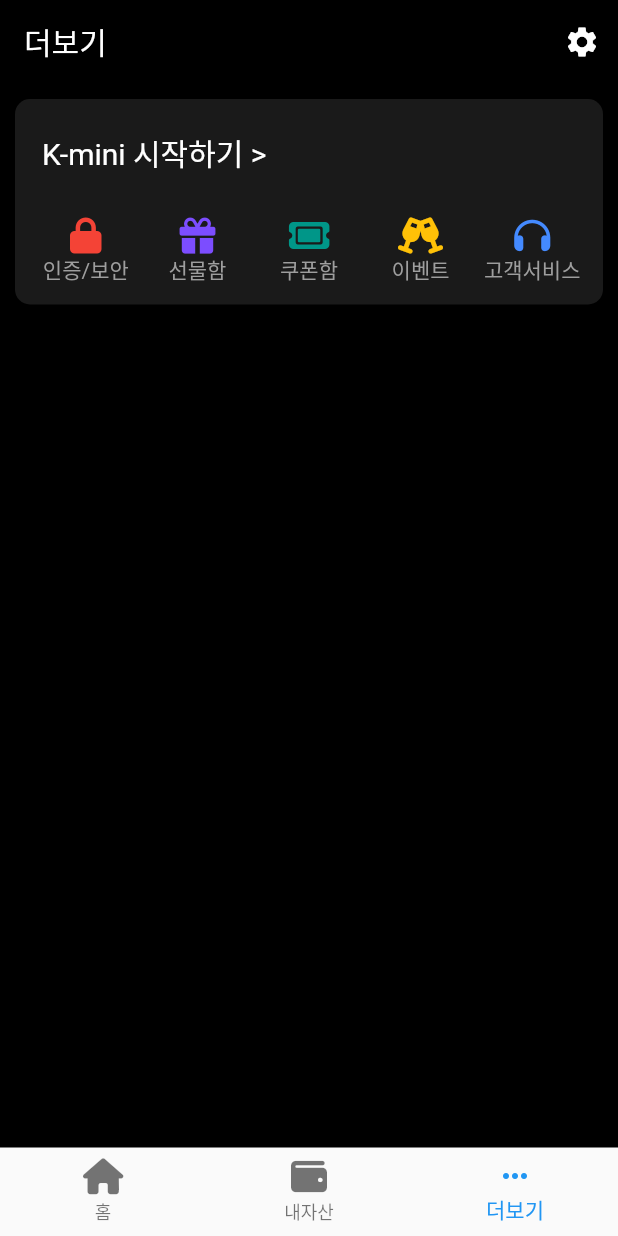
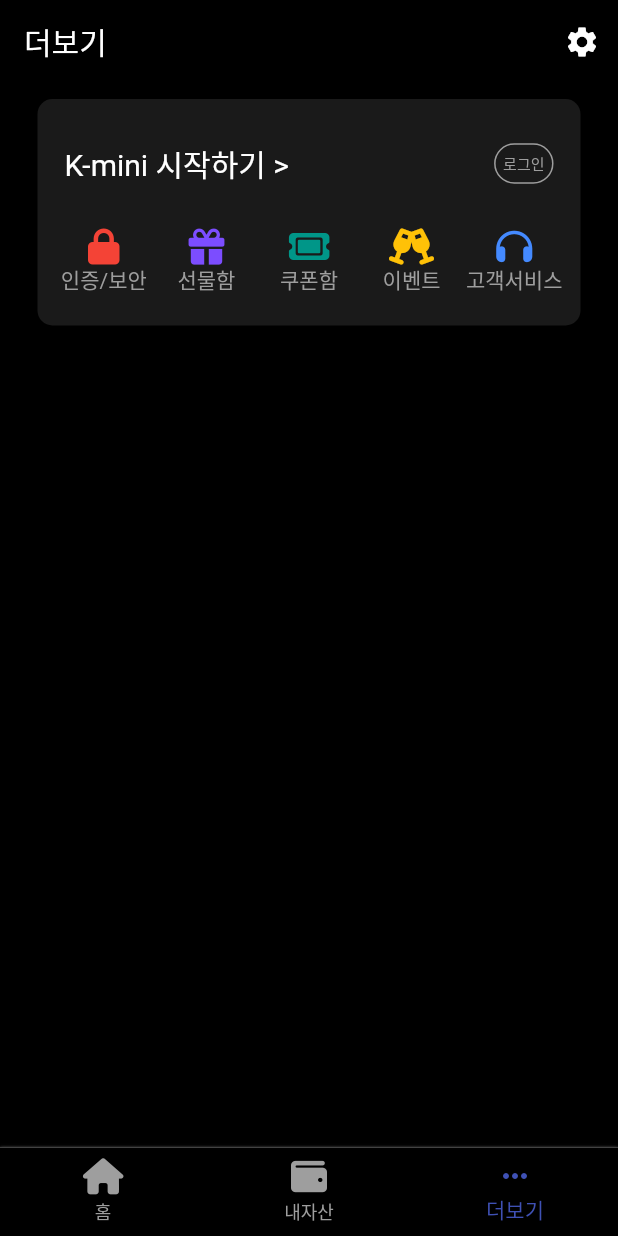
Before and after one commit to kangsudal/kangsudal-mini, a Flutter app: the HomeScreen screen opened directly, item 3 of the bottom bar chosen, on a phone screen of 412 x 824 dp. Run offline on Flutter 3.47's test engine with Material 2 defaults, Android fonts, the phone set to English and light mode, and no system bars; our stand-ins replace flutter_riverpod, font_awesome_flutter.

Commit message:
AppBar, BottomNavigationBar 색상바꾸기

```diff
--- a/lib/screens/HomeScreen.dart
+++ b/lib/screens/HomeScreen.dart
@@ -13,134 +13,24 @@
     fontWeight: FontWeight.bold,
     color: Colors.white,
   );
-  final List<Widget> _bodyOptions = <Widget>[
-    const Text(
-      'Index 0: Home',
-      style: optionStyle,
-    ),
-    const Text(
-      'Index 1: 내자산',
-      style: optionStyle,
-    ),
-    const Text(
-      'Index 2: 더보기',
-      style: optionStyle,
-    ),
-  ];
-
-  final List<Widget> _appBarOptions = [
-    Container(
-      color: Colors.blue,
-      height: 100,
-      child: Column(
-        children: [
-          ListTile(
-            dense: true,
-            visualDensity: VisualDensity(vertical: 2),
-            leading: const Text(
-              'K-mini',
-              style: TextStyle(color: Colors.white, fontSize: 20),
-            ),
-            trailing: Container(
-              height: 50,
-              width: 50,
-              color: Colors.red,
-              child: Row(
-                children: const [
-                  FaIcon(
-                    FontAwesomeIcons.bullhorn,
-                    color: Colors.white,
-                  ),
-                  SizedBox(
-                    width: 5,
-                  ),
-                  FaIcon(
-                    FontAwesomeIcons.bell,
-                    color: Colors.white,
-                  ),
-                ],
-              ),
-            ),
-          ),
-          Expanded(
-              child: Container(
-            color: Colors.grey,
-          )),
-        ],
-      ),
-    ),
-    Container(
-      color: Colors.amber,
-      height: 100,
-      child: Column(
-        children: [
-          ListTile(
-            dense: true,
-            visualDensity: VisualDensity(vertical: 2),
-            leading: Text(
-              'K-mini',
-              style: TextStyle(color: Colors.white, fontSize: 20),
-            ),
-            trailing: Container(
-              height: 50,
-              width: 50,
-              color: Colors.red,
-              child: Row(
-                children: [
-                  FaIcon(
-                    FontAwesomeIcons.bullhorn,
-                    color: Colors.white,
-                  ),
-                  SizedBox(
-                    width: 5,
-                  ),
-                  FaIcon(
-                    FontAwesomeIcons.bell,
-                    color: Colors.white,
-                  ),
-                ],
-              ),
-            ),
-          ),
-          Expanded(
-              child: Container(
-            color: Colors.grey,
-          )),
-        ],
-      ),
-    ),
-    Container(
-      color: Colors.teal,
-      height: 50,
-      child: ListTile(
-        dense: true,
-        visualDensity: VisualDensity(vertical: 2),
-        leading: Text(
-          'K-mini',
-          style: TextStyle(color: Colors.white, fontSize: 20),
-        ),
-        trailing: Container(
-          height: 50,
-          width: 30,
-          color: Colors.red,
-          child: Icon(
-            Icons.settings,
-            color: Colors.white,
-          ),
-        ),
-      ),
-    ),
-  ];
 
   @override
   Widget build(BuildContext context, WidgetRef ref) {
     int selectedIndex = ref.watch(bottomNavigatorSelectedIndex);
     return SafeArea(
       child: Scaffold(
+        body: ScaffoldOptions(selectedIndex: selectedIndex),
+        bottomNavigationBar: Container(
+          decoration: BoxDecoration(
+            boxShadow: <BoxShadow>[
+              BoxShadow(
+                color: Colors.grey,
+                blurRadius: 1,
+              ),
+            ],
+          ),
+          child: BottomNavigationBar(
             backgroundColor: Colors.black,
-        // appBar: HomeAppBar(),
-        body: ScaffoldOptions(selectedIndex: selectedIndex),
-        bottomNavigationBar: BottomNavigationBar(
             items: const [
               BottomNavigationBarItem(
                 icon: FaIcon(
@@ -179,16 +69,32 @@
               }
             },
             currentIndex: selectedIndex,
+            unselectedItemColor: Colors.grey,
+            selectedItemColor: _selectedColor(selectedIndex),
+          ),
         ),
       ),
     );
   }
+
+  Color _selectedColor(int selectedIndex) {
+    if (selectedIndex == 0) {
+      return Colors.tealAccent;
+    } else if (selectedIndex == 1) {
+      return Colors.deepPurpleAccent;
+    } else {
+      return Colors.indigo;
+    }
+  }
 }
 
 class ScaffoldOptions extends ConsumerWidget {
-  int selectedIndex;
+  final int selectedIndex;
 
-  ScaffoldOptions({Key? key, required this.selectedIndex}) : super(key: key);
+  const ScaffoldOptions({
+    Key? key,
+    required this.selectedIndex,
+  }) : super(key: key);
   static const TextStyle optionStyle = TextStyle(
     fontSize: 30,
     fontWeight: FontWeight.bold,
@@ -199,6 +105,7 @@
   Widget build(BuildContext context, WidgetRef ref) {
     if (selectedIndex == 0) {
       return Scaffold(
+        backgroundColor: Colors.black,
         appBar: HomeAppBar(),
         body: ListView(
           children: [
@@ -232,6 +139,7 @@
   @override
   Widget build(BuildContext context) {
     return AppBar(
+      backgroundColor: Colors.black,
       automaticallyImplyLeading: false,
       leadingWidth: 0,
       title: GestureDetector(
--- a/lib/screens/MoreScreen.dart
+++ b/lib/screens/MoreScreen.dart
@@ -6,6 +6,7 @@
 
   @override
   Widget build(BuildContext context) {
+    double sliverHorizontalGaps = 25;
     return Scaffold(
       backgroundColor: Colors.black,
       body: CustomScrollView(
@@ -22,12 +23,15 @@
             ],
           ),
           SliverPadding(
-            padding: EdgeInsets.all(10),
+            padding: EdgeInsets.symmetric(
+              horizontal: sliverHorizontalGaps,
+              vertical: 10,
+            ),
             sliver: SliverToBoxAdapter(
               child: Container(
                 padding: EdgeInsets.symmetric(
                   horizontal: 10,
-                  vertical: 13,
+                  vertical: 20,
                 ),
                 decoration: BoxDecoration(
                   color: Colors.white10,
@@ -38,12 +42,31 @@
                   children: [
                     Padding(
                       padding: const EdgeInsets.all(8.0),
-                      child: Text(
-                        'K-mini 시작하기 >',
-                        style: TextStyle(
-                          color: Colors.white,
-                          fontSize: 20,
-                        ),
+                      child: Row(
+                        mainAxisAlignment: MainAxisAlignment.spaceBetween,
+                        children: [
+                          Text(
+                            'K-mini 시작하기 >',
+                            style: TextStyle(
+                              color: Colors.white,
+                              fontSize: 20,
+                            ),
+                          ),
+                          Container(
+                            padding: EdgeInsets.all(5),
+                            decoration: BoxDecoration(
+                              borderRadius: BorderRadius.circular(20),
+                              border: Border.all(
+                                color: Colors.grey,
+                              ),
+                            ),
+                            child: Text(
+                              '로그인',
+                              style:
+                                  TextStyle(color: Colors.grey, fontSize: 10),
+                            ),
+                          ),
+                        ],
                       ),
                     ),
                     SizedBox(
```
Lines whose indentation alone changed are shown as unchanged.
